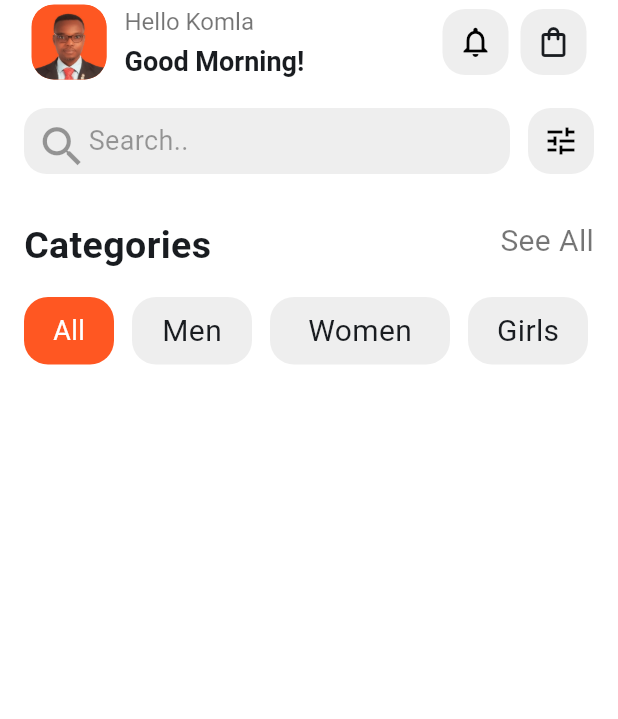
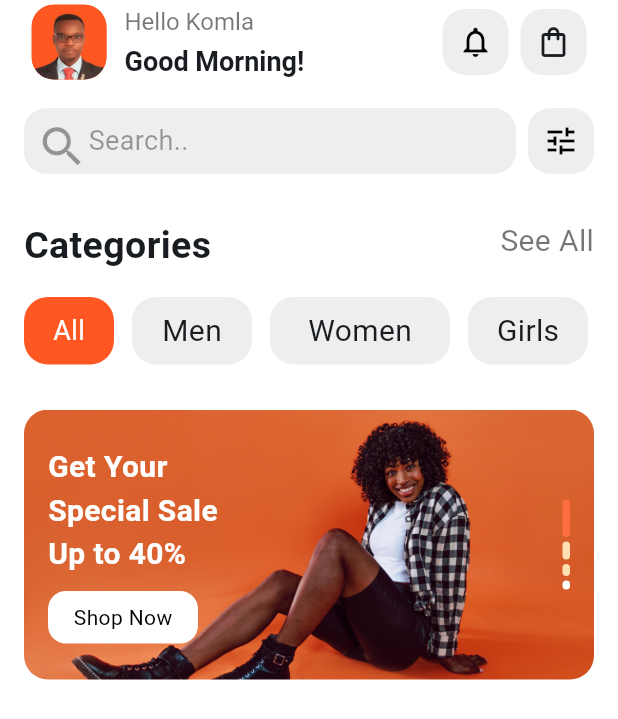
Before and after one commit to Kamisky1-Design/ui_flutter_practice3, a Flutter app: the screen it shows after launch, on a phone screen of 412 x 824 dp. Shown: the top 719 px of the screen. Run offline on Flutter 3.47's test engine with Material 3 defaults, Android fonts, the phone set to English and light mode, and no system bars.

Commit message:
Added promotionalCard

```diff
--- a/lib/homepage.dart
+++ b/lib/homepage.dart
@@ -1,6 +1,7 @@
 import 'package:flutter/material.dart';
 import 'search_bar.dart';
 import 'category_card.dart';
+import 'promotional_card.dart';
 class Homepage extends StatelessWidget {
   const Homepage({super.key});
 
@@ -82,6 +83,8 @@ class Homepage extends StatelessWidget {
           CustomSearchBar(),
           SizedBox(height: 30,),
          CategoryCard(),
+         SizedBox(height: 30,),
+         PromotionalCard(),
         ],
       ),
     );
--- /dev/null
+++ b/lib/promotional_card.dart
@@ -0,0 +1,97 @@
+import 'package:flutter/material.dart';
+
+class PromotionalCard extends StatelessWidget {
+  const PromotionalCard({super.key});
+
+  @override
+  Widget build(BuildContext context) {
+    return Container(
+      padding: EdgeInsets.all(16),
+      height: 180,
+      decoration: BoxDecoration(
+        borderRadius: BorderRadius.circular(16),
+        image: DecorationImage(
+          image: AssetImage('assets/background_image2.jpg'),
+          fit: BoxFit.cover,
+        ),
+      ),
+    child: Row(
+      crossAxisAlignment: CrossAxisAlignment.center,
+      children: [
+        Column(
+          crossAxisAlignment: CrossAxisAlignment.start,
+          mainAxisSize: MainAxisSize.min,
+          children: [
+            Text('Get Your\nSpecial Sale\nUp to 40%',
+            style:TextStyle(
+             color: Colors.white,
+             fontWeight: FontWeight.bold,
+             fontSize: 20,
+            ) ,
+            ),
+            SizedBox(height: 10,),
+
+            Container(
+              height: 35,
+              width: 100,
+              decoration: BoxDecoration(
+                color: Colors.white,
+                borderRadius: BorderRadius.circular(12),
+              ),
+              child: Center(child:
+              Text('Shop Now',
+              style: TextStyle(
+                color: Colors.black,
+              ),
+              )
+            ),
+            ),
+          ],
+        ),
+        Spacer(),
+      Column(
+        mainAxisAlignment: MainAxisAlignment.center,
+        children: [
+           Container(
+              height: 25,
+              width: 5,
+              decoration: BoxDecoration(
+                color: Colors.deepOrangeAccent,
+                borderRadius: BorderRadius.circular(15),
+              ),
+            ),
+          SizedBox(height: 3,),
+            Container(
+              height: 12,
+              width:5,
+              decoration: BoxDecoration(
+                color: Colors.orange.shade100,
+                borderRadius: BorderRadius.circular(15),
+              ),
+            ),
+            SizedBox(height: 3,),
+            Container(
+              height: 8,
+              width:5,
+              decoration: BoxDecoration(
+                color: Colors.orange.shade100,
+                borderRadius: BorderRadius.circular(15),
+              ),
+            ),
+            SizedBox(height: 3,),
+            Container(
+              height: 6,
+              width:5,
+              decoration: BoxDecoration(
+                color: Colors.white,
+                borderRadius: BorderRadius.circular(15),
+              ),
+            ),
+        ],
+      ),
+
+      ],
+    ),
+    );
+  }
+}
--- a/lib/search_bar.dart
+++ b/lib/search_bar.dart
@@ -39,7 +39,7 @@ class CustomSearchBar extends StatelessWidget {
 
             ),
         ),
-        SizedBox(width: 12),
+        SizedBox(width: 8),
           Container(
             height: 44,
             width: 44,
--- a/pubspec.yaml
+++ b/pubspec.yaml
@@ -20,3 +20,4 @@ flutter:
 
   assets:
     - assets/user.jpeg
+    - assets/background_image2.jpg
```
Also changed, not shown: assets/background_image2.jpg (added).
